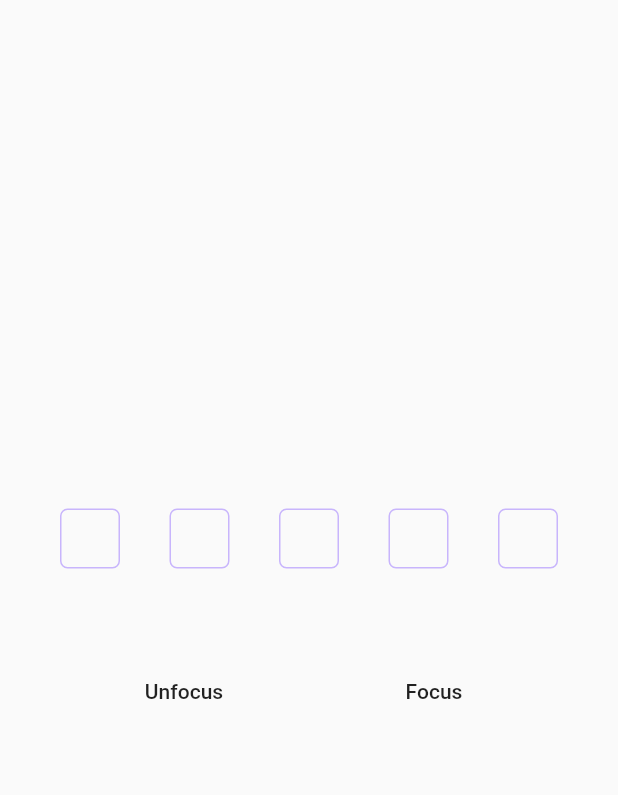
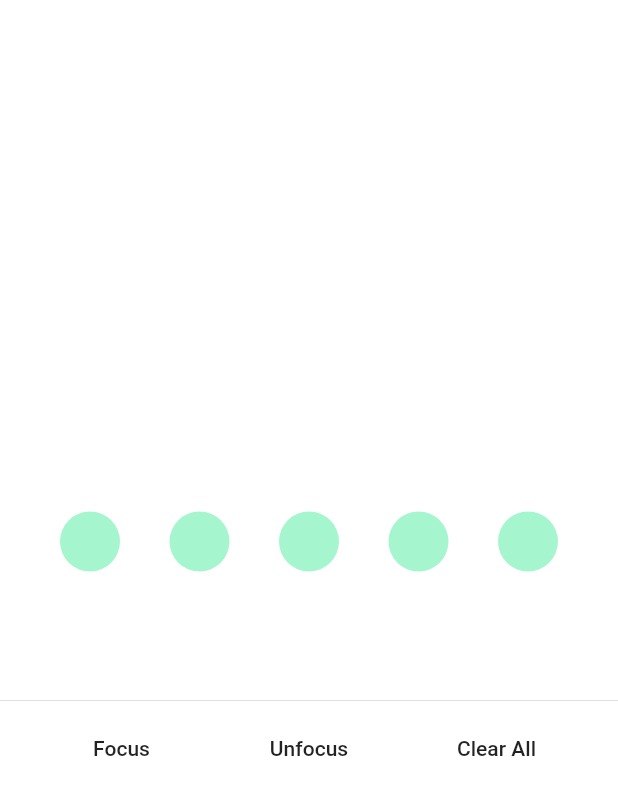
Before and after one commit to Tkko/Flutter_Pinput, a Flutter app: the screen it shows after launch, on a phone screen of 412 x 824 dp. Shown: the top 795 px of the screen. Run offline on Flutter 3.47's test engine with Material 2 defaults, Android fonts, the phone set to English and light mode, and no system bars.

Commit message:
Added docs

````diff
--- a/example/lib/main.dart
+++ b/example/lib/main.dart
@@ -1,5 +1,6 @@
 import 'package:flutter/material.dart';
 import 'package:pinput/pin_put/pin_put.dart';
+import 'package:pinput/pin_put/pin_put_state.dart';
 
 void main() => runApp(PinPutTest());
 
@@ -12,9 +13,11 @@ class PinPutTestState extends State<PinPutTest> {
   final TextEditingController _pinPutController = TextEditingController();
   final FocusNode _pinPutFocusNode = FocusNode();
 
-  @override
-  void initState() {
-    super.initState();
+  BoxDecoration get _pinPutDecoration {
+    return BoxDecoration(
+      shape: BoxShape.circle,
+      color: Colors.greenAccent,
+    );
   }
 
   @override
@@ -26,6 +29,7 @@ class PinPutTestState extends State<PinPutTest> {
         hintColor: Colors.green,
       ),
       home: Scaffold(
+        backgroundColor: Colors.white,
         body: Builder(
           builder: (context) {
             return Center(
@@ -34,30 +38,41 @@ class PinPutTestState extends State<PinPutTest> {
                   mainAxisSize: MainAxisSize.min,
                   children: <Widget>[
                     Container(
-                      padding: const EdgeInsets.symmetric(horizontal: 40.0),
-                      child: Center(
-                        child: PinPut(
-                          fieldsCount: 5,
-                          autoFocus: false,
-                          controller: _pinPutController,
-                          onSubmit: (String pin) => _showSnackBar(pin, context),
-                        ),
+                      color: Colors.white,
+                      margin: EdgeInsets.all(20),
+                      padding: EdgeInsets.all(20),
+                      child: PinPut(
+                        fieldsCount: 5,
+                        onSubmit: (String pin) => _showSnackBar(pin, context),
+                        focusNode: _pinPutFocusNode,
+                        controller: _pinPutController,
+                        textStyle: TextStyle(color: Colors.white, fontSize: 20),
+                        pinAnimationType: PinAnimationType.scale,
+                        submittedFieldDecoration: _pinPutDecoration.copyWith(),
+                        selectedFieldDecoration: _pinPutDecoration.copyWith(
+                            border: Border.all(
+                          color: Colors.blueAccent,
+                        )),
+                        followingFieldDecoration: _pinPutDecoration.copyWith(
+                            color: Colors.greenAccent.withOpacity(.6)),
                       ),
                     ),
-                    SizedBox(height: 50),
+                    SizedBox(height: 30),
+                    Divider(),
                     Row(
                       mainAxisAlignment: MainAxisAlignment.spaceEvenly,
                       children: <Widget>[
                         FlatButton(
-                          child: Text('Unfocus'),
-                          onPressed: () => FocusScope.of(context).unfocus(),
+                          child: Text('Focus'),
+                          onPressed: () => _pinPutFocusNode.requestFocus(),
                         ),
                         FlatButton(
-                          child: Text('Focus'),
-                          onPressed: () {
-                            FocusScope.of(context)
-                                .requestFocus(_pinPutFocusNode);
-                          },
+                          child: Text('Unfocus'),
+                          onPressed: () => _pinPutFocusNode.unfocus(),
+                        ),
+                        FlatButton(
+                          child: Text('Clear All'),
+                          onPressed: () => _pinPutController.text = '',
                         ),
                       ],
                     ),
@@ -82,7 +97,7 @@ class PinPutTestState extends State<PinPutTest> {
               style: TextStyle(fontSize: 25.0),
             ),
           )),
-      backgroundColor: Colors.greenAccent,
+      backgroundColor: Colors.deepPurpleAccent,
     );
     Scaffold.of(context).hideCurrentSnackBar();
     Scaffold.of(context).showSnackBar(snackBar);
--- a/lib/pin_put/pin_put.dart
+++ b/lib/pin_put/pin_put.dart
@@ -3,82 +3,214 @@ import 'package:flutter/services.dart';
 import 'package:pinput/pin_put/pin_put_state.dart';
 
 class PinPut extends StatefulWidget {
+
   PinPut({
     Key key,
     @required this.fieldsCount,
-    @required this.onSubmit,
-    this.animationCurve = Curves.linear,
-    this.fieldMargin,
-    this.fieldPadding,
-    this.fieldConstraints = const BoxConstraints(minHeight: 40, minWidth: 40),
-    this.animationDuration = const Duration(milliseconds: 160),
-    this.autoFocus = false,
+    this.onSubmit,
+    this.onSaved,
+    this.onChanged,
+    this.onTap,
+    this.onClipboardFound,
     this.controller,
-    this.enabled = true,
+    this.focusNode,
+    this.textStyle,
     this.submittedFieldDecoration,
     this.selectedFieldDecoration,
-    this.pinAnimationType = PinAnimationType.slide,
     this.followingFieldDecoration,
     this.disabledDecoration,
-    this.focusNode,
+    this.eachFieldWidth,
+    this.eachFieldHeight,
+    this.fieldsAlignment = MainAxisAlignment.spaceBetween,
+    this.eachFieldMargin,
+    this.eachFieldPadding,
+    this.eachFieldConstraints =
+        const BoxConstraints(minHeight: 40, minWidth: 40),
     this.inputDecoration = const InputDecoration(
       contentPadding: EdgeInsets.all(0),
       border: InputBorder.none,
       counterText: '',
     ),
+    this.animationCurve = Curves.linear,
+    this.animationDuration = const Duration(milliseconds: 160),
+    this.pinAnimationType = PinAnimationType.slide,
+    this.slideTransitionBeginOffset,
+    this.enabled = true,
+    this.autofocus = false,
+    this.autoValidate = false,
+    this.keyboardAppearance,
     this.inputFormatters,
-    this.keyboardAppearance,
+    this.validator,
     this.keyboardType = TextInputType.number,
     this.obscureText,
-    this.onChanged,
-    this.onTap,
-    this.slideTransitionBeginOffset,
-    this.onClipboardFound,
     this.textCapitalization = TextCapitalization.none,
     this.textInputAction,
-    this.textStyle = const TextStyle(fontSize: 30),
-    this.fieldsAlignment = MainAxisAlignment.spaceBetween,
     this.toolbarOptions,
-    this.onSaved,
-    this.validator,
-    this.autoValidate = false,
-  }) : assert(fieldsCount > 0);
+  })  : assert(fieldsCount > 0),
+        super(key: key);
 
+  /// Displayed fields count. PIN code length.
+  final int fieldsCount;
+
+  /// Same as FormField onFieldSubmitted, called when PinPut submitted.
+  final ValueChanged<String> onSubmit;
+
+  /// Signature for being notified when a form field changes value.
+  final FormFieldSetter<String> onSaved;
+
+  /// Called every time input value changes.
+  final ValueChanged<String> onChanged;
+
+  /// Called when user clicks on PinPut
+  final VoidCallback onTap;
+
+  /// Called when Clipboard has value of length fieldsCount.
+  final ValueChanged<String> onClipboardFound;
+
+  /// Used to get, modify PinPut value and more.
+  final TextEditingController controller;
+
+  /// Defines the keyboard focus for this widget.
+  /// To give the keyboard focus to this widget, provide a [focusNode] and then
+  /// use the current [FocusScope] to request the focus:
+  final FocusNode focusNode;
+
+  /// The style to use for PinPut
+  /// If null, defaults to the `subhead` text style from the current [Theme].
+  final TextStyle textStyle;
+
+  ///  Box decoration of following properties of [PinPut]
+  ///  [submittedFieldDecoration] [selectedFieldDecoration] [followingFieldDecoration] [disabledDecoration]
+  ///  You can customize every pixel with it
+  ///  properties are being animated implicitly when value changes
+  ///  ```dart
+  ///  this.color,
+  ///  this.image,
+  ///  this.border,
+  ///  this.borderRadius,
+  ///  this.boxShadow,
+  ///  this.gradient,
+  ///  this.backgroundBlendMode,
+  ///  this.shape = BoxShape.rectangle,
+  ///  ```
+
+  /// The decoration of each [PinPut] submitted field
+  final BoxDecoration submittedFieldDecoration;
+
+  /// The decoration of [PinPut] currently selected field
+  final BoxDecoration selectedFieldDecoration;
+
+  /// The decoration of each [PinPut] following field
+  final BoxDecoration followingFieldDecoration;
+
+  /// The decoration of each [PinPut] field when [PinPut] ise disabled
+  final BoxDecoration disabledDecoration;
+
+  /// width of each [PinPut] field
+  final double eachFieldWidth;
+
+  /// height of each [PinPut] field
+  final double eachFieldHeight;
+
+  /// Defines how [PinPut] fields are being placed inside [Row]
+  final MainAxisAlignment fieldsAlignment;
+
+  /// Empty space to surround the [PinPut] field container.
+  final EdgeInsetsGeometry eachFieldMargin;
+
+  /// Empty space to inscribe the [PinPut] field container.
+  /// For example space between border and text
+  final EdgeInsetsGeometry eachFieldPadding;
+
+  /// Additional constraints to apply to the each field container.
+  /// properties
+  /// ```dart
+  ///  this.minWidth = 0.0,
+  ///  this.maxWidth = double.infinity,
+  ///  this.minHeight = 0.0,
+  ///  this.maxHeight = double.infinity,
+  ///  ```
+  final BoxConstraints eachFieldConstraints;
+
+  /// The decoration to show around the text [PinPut].
+  ///
+  /// can be configured to show an icon, border,counter, label, hint text, and error text.
+  /// set counterText to '' to remove bottom padding entirely
+  final InputDecoration inputDecoration;
+
+  /// curve of every [PinPut] Animation
+  final Curve animationCurve;
+
+  /// Duration of every [PinPut] Animation
+  final Duration animationDuration;
+
+  /// Animation Type of each [PinPut] field
+  /// options:
+  /// none, scale, fade, slide, rotation
+  final PinAnimationType pinAnimationType;
+
+  /// Begin Offset of ever [PinPut] field when [pinAnimationType] is slide
   final Offset slideTransitionBeginOffset;
-  final PinAnimationType pinAnimationType;
-  final MainAxisAlignment fieldsAlignment;
-  final EdgeInsetsGeometry fieldPadding;
-  final EdgeInsetsGeometry fieldMargin;
-  final BoxConstraints fieldConstraints;
-  final Curve animationCurve;
-  final BoxDecoration submittedFieldDecoration;
-  final BoxDecoration selectedFieldDecoration;
-  final BoxDecoration followingFieldDecoration;
-  final BoxDecoration disabledDecoration;
+
+  /// Defines [PinPut] state
+  final bool enabled;
+
+  /// {@macro flutter.widgets.editableText.autofocus}
+  final bool autofocus;
+
+  /// If true [validator] function is called when [PinPut] value changes
+  /// alternatively you can use [GlobalKey]
+  /// ```dart
+  ///   final _formKey = GlobalKey<FormState>();
+  ///   _formKey.currentState.validate()
+  /// ```
+  final bool autoValidate;
+
+  /// The appearance of the keyboard.
+  /// This setting is only honored on iOS devices.
+  /// If unset, defaults to the brightness of [ThemeData.primaryColorBrightness].
   final Brightness keyboardAppearance;
-  final Duration animationDuration;
-  final FocusNode focusNode;
-  final InputDecoration inputDecoration;
+
+  /// {@macro flutter.widgets.editableText.inputFormatters}
   final List<TextInputFormatter> inputFormatters;
-  final TextCapitalization textCapitalization;
-  final TextEditingController controller;
-  final TextInputAction textInputAction;
-  final TextInputType keyboardType;
-  final TextStyle textStyle;
-  final ToolbarOptions toolbarOptions;
-  final ValueChanged<String> onChanged;
-  final ValueChanged<String> onSubmit;
-  final ValueChanged<String> onClipboardFound;
-  final VoidCallback onTap;
-  final bool autoFocus;
-  final bool enabled;
-  final bool autoValidate;
-  final FormFieldSetter<String> onSaved;
+
+  /// An optional method that validates an input. Returns an error string to
+  /// display if the input is invalid, or null otherwise.
+  ///
+  /// The returned value is exposed by the [FormFieldState.errorText] property.
+  /// The [TextFormField] uses this to override the [InputDecoration.errorText]
+  /// value.
+  ///
+  /// Alternating between error and normal state can cause the height of the
+  /// [TextFormField] to change if no other subtext decoration is set on the
+  /// field. To create a field whose height is fixed regardless of whether or
+  /// not an error is displayed, either wrap the  [TextFormField] in a fixed
+  /// height parent like [SizedBox], or set the [TextFormField.helperText]
+  /// parameter to a space.
   final FormFieldValidator<String> validator;
 
-  //Recommended ●
+  /// {@macro flutter.widgets.editableText.keyboardType}
+  final TextInputType keyboardType;
+
+  /// Provide any symbol to obscure each [PinPut] field
+  /// Recommended ●
   final String obscureText;
-  final int fieldsCount;
+
+  /// {@macro flutter.widgets.editableText.textCapitalization}
+  final TextCapitalization textCapitalization;
+
+  /// The type of action button to use for the keyboard.
+  ///
+  /// Defaults to [TextInputAction.newline] if [keyboardType] is
+  /// [TextInputType.multiline] and [TextInputAction.done] otherwise.
+  final TextInputAction textInputAction;
+
+  /// Configuration of toolbar options.
+  ///
+  /// If not set, select all and paste will default to be enabled. Copy and cut
+  /// will be disabled if [obscureText] is true. If [readOnly] is true,
+  /// paste and cut will be disabled regardless.
+  final ToolbarOptions toolbarOptions;
 
   @override
   PinPutState createState() => PinPutState();
--- a/lib/pin_put/pin_put_state.dart
+++ b/lib/pin_put/pin_put_state.dart
@@ -1,23 +1,6 @@
 import 'package:flutter/material.dart';
 import 'package:flutter/services.dart';
 import 'package:pinput/pin_put/pin_put.dart';
-
-final defaultSubmittedFieldDecoration = BoxDecoration(
-  border: Border.all(color: Colors.green),
-  borderRadius: BorderRadius.circular(20),
-);
-final defaultSelectedFieldDecoration = BoxDecoration(
-  border: Border.all(color: Colors.deepPurpleAccent),
-  borderRadius: BorderRadius.circular(15),
-);
-final defaultFollowingFieldDecoration = BoxDecoration(
-  border: Border.all(color: Colors.deepPurpleAccent.withOpacity(.4)),
-  borderRadius: BorderRadius.circular(5),
-);
-final defaultDisabledFieldDecoration = BoxDecoration(
-  border: Border.all(color: Colors.blueGrey),
-  borderRadius: BorderRadius.circular(10),
-);
 
 enum PinAnimationType {
   none,
@@ -32,12 +15,6 @@ class PinPutState extends State<PinPut> with WidgetsBindingObserver {
   FocusNode _focusNode;
   ValueNotifier<String> _textControllerValue;
 
-  // UI
-  BoxDecoration _submittedFieldDecoration;
-  BoxDecoration _selectedFieldDecoration;
-  BoxDecoration _followingFieldDecoration;
-  BoxDecoration _disabledDecoration;
-
   int get selectedIndex => _controller.value.text.length;
 
   @override
@@ -45,14 +22,6 @@ class PinPutState extends State<PinPut> with WidgetsBindingObserver {
     _controller = widget.controller ?? TextEditingController();
     _focusNode = widget.focusNode ?? FocusNode();
     _textControllerValue = ValueNotifier<String>(_controller.value.text);
-    _submittedFieldDecoration =
-        widget.submittedFieldDecoration ?? defaultSubmittedFieldDecoration;
-    _selectedFieldDecoration =
-        widget.selectedFieldDecoration ?? defaultSelectedFieldDecoration;
-    _followingFieldDecoration =
-        widget.followingFieldDecoration ?? defaultFollowingFieldDecoration;
-    _disabledDecoration =
-        widget.disabledDecoration ?? defaultDisabledFieldDecoration;
     _controller.addListener(_textChangeListener);
     _focusNode.addListener(() {
       setState(() {});
@@ -113,7 +82,6 @@ class PinPutState extends State<PinPut> with WidgetsBindingObserver {
     return TextFormField(
       controller: _controller,
       onTap: widget.onTap,
-      onFieldSubmitted: widget.onSubmit,
       onSaved: widget.onSaved,
       onChanged: widget.onChanged,
       validator: widget.validator,
@@ -123,7 +91,8 @@ class PinPutState extends State<PinPut> with WidgetsBindingObserver {
       enabled: widget.enabled,
       enableSuggestions: false,
       maxLengthEnforced: true,
-      autofocus: widget.autoFocus,
+      autofocus: widget.autofocus,
+      obscureText: widget.obscureText != null,
       autocorrect: false,
       keyboardAppearance: widget.keyboardAppearance,
       keyboardType: widget.keyboardType,
@@ -134,7 +103,9 @@ class PinPutState extends State<PinPut> with WidgetsBindingObserver {
       showCursor: false,
       scrollPadding: EdgeInsets.all(0),
       decoration: widget.inputDecoration,
-      style: widget.textStyle.copyWith(color: Colors.transparent),
+      style: widget.textStyle != null
+          ? widget.textStyle.copyWith(color: Colors.transparent)
+          : TextStyle(color: Colors.transparent),
     );
   }
 
@@ -159,12 +130,14 @@ class PinPutState extends State<PinPut> with WidgetsBindingObserver {
   Widget _getField(int index) {
     final String pin = _controller.value.text;
     return AnimatedContainer(
+      width: widget.eachFieldWidth,
+      height: widget.eachFieldHeight,
       alignment: Alignment.center,
       duration: widget.animationDuration,
       curve: widget.animationCurve,
-      padding: widget.fieldPadding,
-      margin: widget.fieldMargin,
-      constraints: widget.fieldConstraints,
+      padding: widget.eachFieldPadding,
+      margin: widget.eachFieldMargin,
+      constraints: widget.eachFieldConstraints,
       decoration: _fieldDecoration(index),
       child: AnimatedSwitcher(
         switchInCurve: widget.animationCurve,
@@ -183,12 +156,12 @@ class PinPutState extends State<PinPut> with WidgetsBindingObserver {
   }
 
   BoxDecoration _fieldDecoration(int index) {
-    if (!widget.enabled) return _disabledDecoration;
+    if (!widget.enabled) return widget.disabledDecoration;
     if (index < selectedIndex && _focusNode.hasFocus)
-      return _submittedFieldDecoration;
+      return widget.submittedFieldDecoration;
     if (index == selectedIndex && _focusNode.hasFocus)
-      return _selectedFieldDecoration;
-    return _followingFieldDecoration;
+      return widget.selectedFieldDecoration;
+    return widget.followingFieldDecoration;
   }
 
   Widget _getTransition(Widget child, Animation animation) {
````
